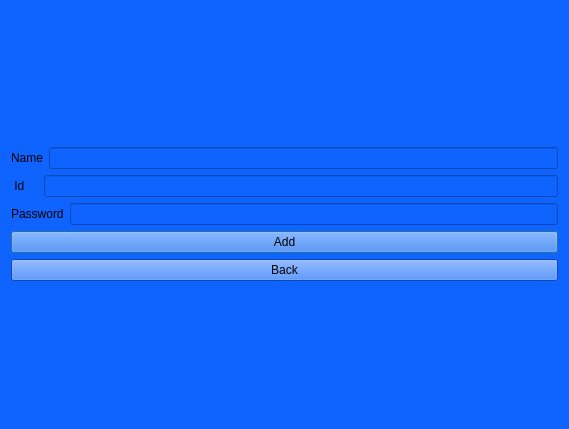
Above: Ifrad/add_chef.ui from Ridwan230/Restaurant-Management-System before the change. Below: the same form after it.
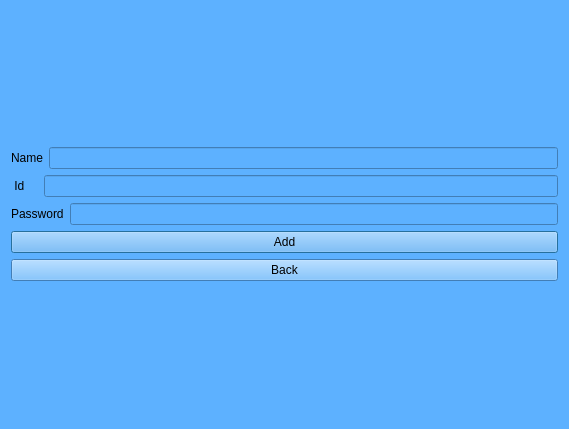
That is the form after the change.

```diff
--- a/Ifrad/add_chef.ui
+++ b/Ifrad/add_chef.ui
@@ -15,7 +15,7 @@
   </property>
   <property name="styleSheet">
    <string notr="true">*{
-background:rgb(15, 99, 254)
+background:rgb(133, 233, 255)rgb(93, 177, 255)
 }</string>
   </property>
   <layout class="QVBoxLayout" name="verticalLayout_3">
```
